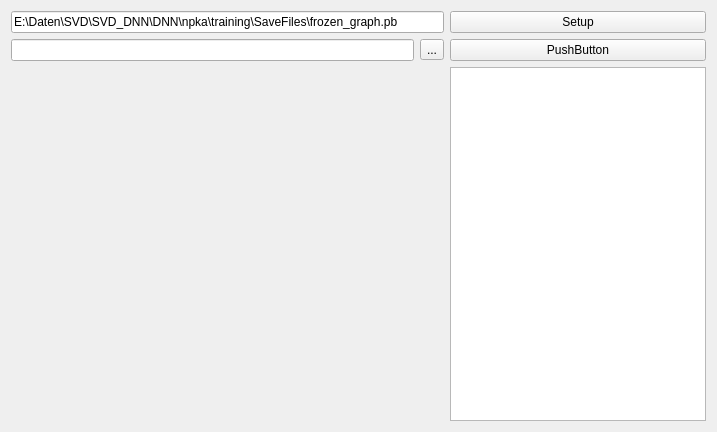
This is SVDModel/SVDUI/testdnn.ui in edfm-tum/SVD as Qt 5 draws it before an edit. The edited form follows.
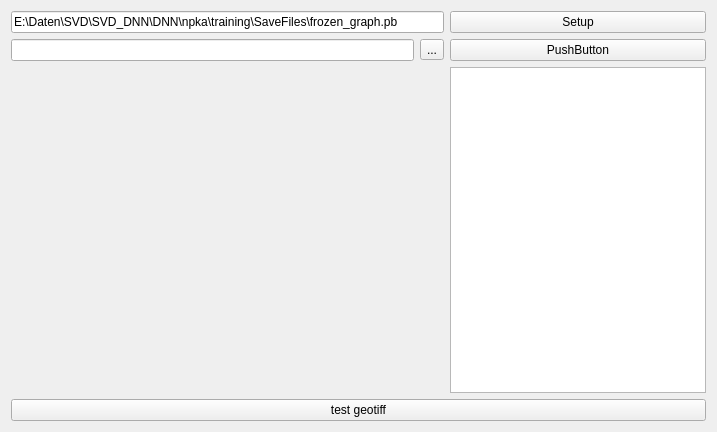
This is the edited form.

```diff
--- a/SVDModel/SVDUI/testdnn.ui
+++ b/SVDModel/SVDUI/testdnn.ui
@@ -72,6 +72,13 @@
      </item>
     </layout>
    </item>
+   <item>
+    <widget class="QPushButton" name="testGeoTiff">
+     <property name="text">
+      <string>test geotiff</string>
+     </property>
+    </widget>
+   </item>
   </layout>
  </widget>
  <resources/>
```
